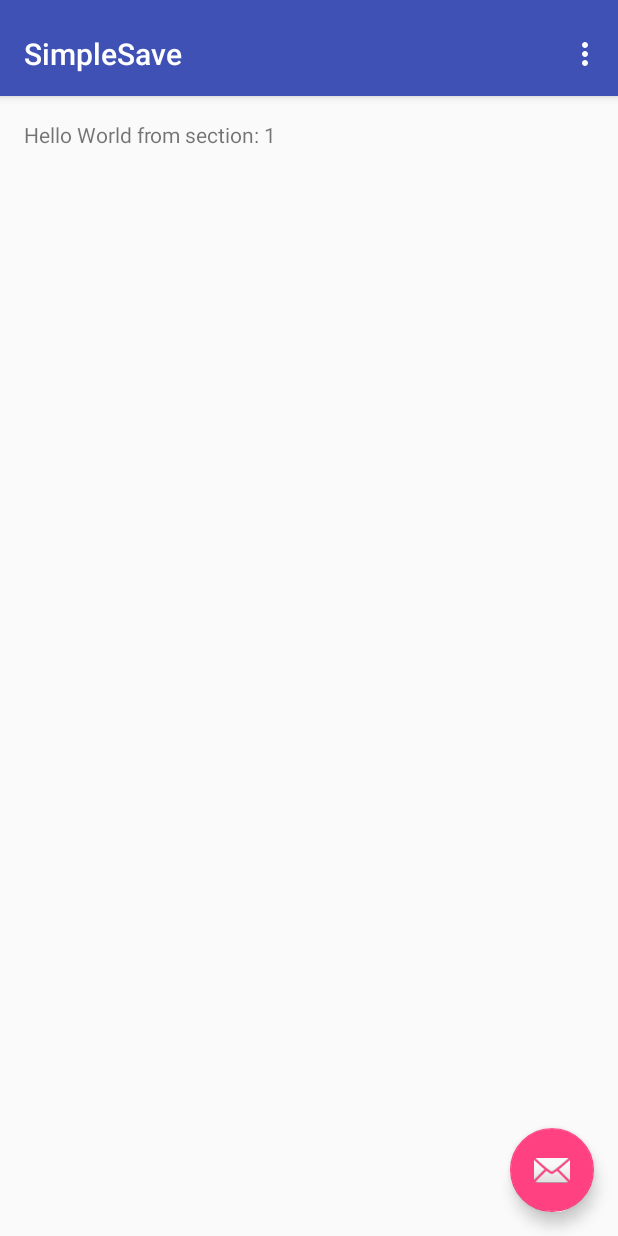
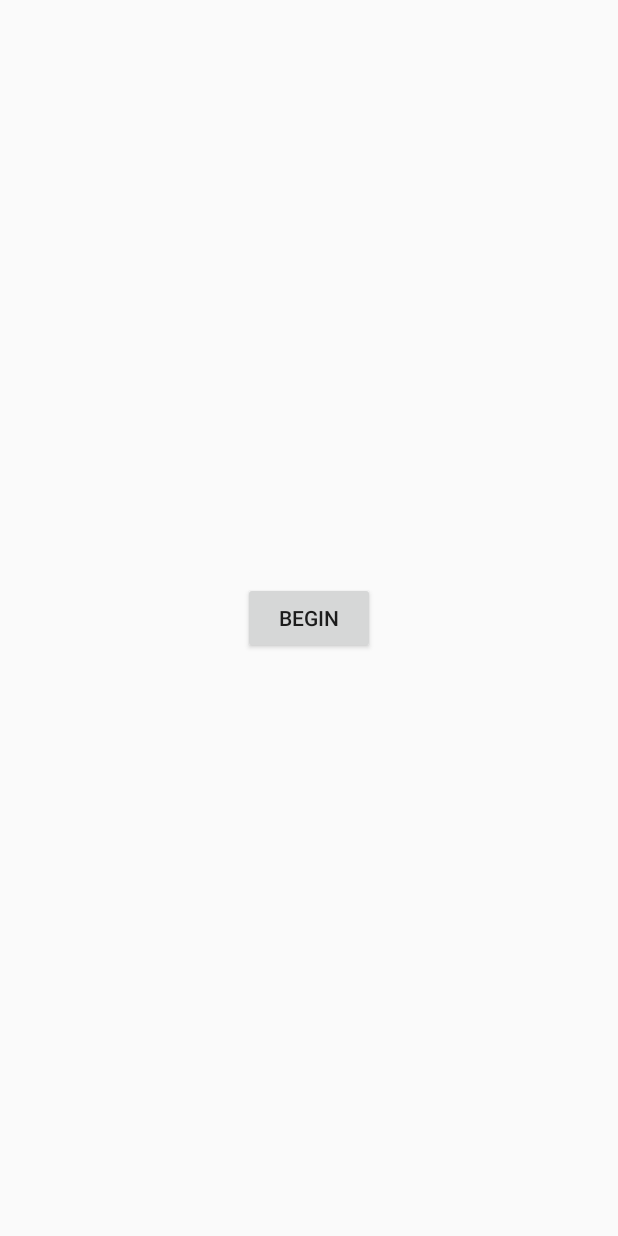
Before and after one commit to ZmanHsiao/SimpleSave, an Android app: the screen it shows after launch (MainActivity), on a phone screen of 412 x 824 dp. Run offline under Robolectric (Android 15) with nearby library versions, the phone set to English and light mode, and no system bars.

Commit message:
added basic entry info pages

```diff
--- a/app/src/main/java/com/example/simplesave/MainActivity.java
+++ b/app/src/main/java/com/example/simplesave/MainActivity.java
@@ -1,145 +1,29 @@
 package com.example.simplesave;
 
-import android.support.design.widget.FloatingActionButton;
-import android.support.design.widget.Snackbar;
+
 import android.support.v7.app.AppCompatActivity;
-import android.support.v7.widget.Toolbar;
 
-import android.support.v4.app.Fragment;
-import android.support.v4.app.FragmentManager;
-import android.support.v4.app.FragmentPagerAdapter;
-import android.support.v4.view.ViewPager;
 import android.os.Bundle;
-import android.view.LayoutInflater;
-import android.view.Menu;
-import android.view.MenuItem;
 import android.view.View;
-import android.view.ViewGroup;
 
-import android.widget.TextView;
 
 public class MainActivity extends AppCompatActivity {
-
-    /**
-     * The {@link android.support.v4.view.PagerAdapter} that will provide
-     * fragments for each of the sections. We use a
-     * {@link FragmentPagerAdapter} derivative, which will keep every
-     * loaded fragment in memory. If this becomes too memory intensive, it
-     * may be best to switch to a
-     * {@link android.support.v4.app.FragmentStatePagerAdapter}.
-     */
-    private SectionsPagerAdapter mSectionsPagerAdapter;
-
-    /**
-     * The {@link ViewPager} that will host the section contents.
-     */
-    private ViewPager mViewPager;
 
     @Override
     protected void onCreate(Bundle savedInstanceState) {
         super.onCreate(savedInstanceState);
         setContentView(R.layout.activity_main);
-
-        Toolbar toolbar = (Toolbar) findViewById(R.id.toolbar);
-        setSupportActionBar(toolbar);
-        // Create the adapter that will return a fragment for each of the three
-        // primary sections of the activity.
-        mSectionsPagerAdapter = new SectionsPagerAdapter(getSupportFragmentManager());
-
-        // Set up the ViewPager with the sections adapter.
-        mViewPager = (ViewPager) findViewById(R.id.container);
-        mViewPager.setAdapter(mSectionsPagerAdapter);
-
-        FloatingActionButton fab = (FloatingActionButton) findViewById(R.id.fab);
-        fab.setOnClickListener(new View.OnClickListener() {
-            @Override
-            public void onClick(View view) {
-                Snackbar.make(view, "Replace with your own action", Snackbar.LENGTH_LONG)
-                        .setAction("Action", null).show();
-            }
-        });
-
     }
 
-
-    @Override
-    public boolean onCreateOptionsMenu(Menu menu) {
-        // Inflate the menu; this adds items to the action bar if it is present.
-        getMenuInflater().inflate(R.menu.menu_main, menu);
-        return true;
+    public void begin(View view) {
+        setContentView(R.layout.income_finance);
     }
 
-    @Override
-    public boolean onOptionsItemSelected(MenuItem item) {
-        // Handle action bar item clicks here. The action bar will
-        // automatically handle clicks on the Home/Up button, so long
-        // as you specify a parent activity in AndroidManifest.xml.
-        int id = item.getItemId();
-
-        //noinspection SimplifiableIfStatement
-        if (id == R.id.action_settings) {
-            return true;
-        }
-
-        return super.onOptionsItemSelected(item);
+    public void next(View view) {
+        setContentView(R.layout.expense_finance);
     }
 
-    /**
-     * A placeholder fragment containing a simple view.
-     */
-    public static class PlaceholderFragment extends Fragment {
-        /**
-         * The fragment argument representing the section number for this
-         * fragment.
-         */
-        private static final String ARG_SECTION_NUMBER = "section_number";
-
-        public PlaceholderFragment() {
-        }
-
-        /**
-         * Returns a new instance of this fragment for the given section
-         * number.
-         */
-        public static PlaceholderFragment newInstance(int sectionNumber) {
-            PlaceholderFragment fragment = new PlaceholderFragment();
-            Bundle args = new Bundle();
-            args.putInt(ARG_SECTION_NUMBER, sectionNumber);
-            fragment.setArguments(args);
-            return fragment;
-        }
-
-        @Override
-        public View onCreateView(LayoutInflater inflater, ViewGroup container,
-                                 Bundle savedInstanceState) {
-            View rootView = inflater.inflate(R.layout.fragment_main, container, false);
-            TextView textView = (TextView) rootView.findViewById(R.id.section_label);
-            textView.setText(getString(R.string.section_format, getArguments().getInt(ARG_SECTION_NUMBER)));
-            return rootView;
-        }
-    }
-
-    /**
-     * A {@link FragmentPagerAdapter} that returns a fragment corresponding to
-     * one of the sections/tabs/pages.
-     */
-    public class SectionsPagerAdapter extends FragmentPagerAdapter {
-
-        public SectionsPagerAdapter(FragmentManager fm) {
-            super(fm);
-        }
-
-        @Override
-        public Fragment getItem(int position) {
-            // getItem is called to instantiate the fragment for the given page.
-            // Return a PlaceholderFragment (defined as a static inner class below).
-            return PlaceholderFragment.newInstance(position + 1);
-        }
-
-        @Override
-        public int getCount() {
-            // Show 3 total pages.
-            return 3;
-        }
+    public void selectPlan(View view) {
+        setContentView(R.layout.select_plan);
     }
 }
--- a/app/src/main/res/layout/activity_main.xml
+++ b/app/src/main/res/layout/activity_main.xml
@@ -1,46 +1,25 @@
 <?xml version="1.0" encoding="utf-8"?>
-<android.support.design.widget.CoordinatorLayout xmlns:android="http://schemas.android.com/apk/res/android"
+<android.support.constraint.ConstraintLayout
+    xmlns:android="http://schemas.android.com/apk/res/android"
     xmlns:app="http://schemas.android.com/apk/res-auto"
     xmlns:tools="http://schemas.android.com/tools"
-    android:id="@+id/main_content"
     android:layout_width="match_parent"
-    android:layout_height="match_parent"
-    android:fitsSystemWindows="true"
-    tools:context=".MainActivity">
+    android:layout_height="match_parent">
 
-    <android.support.design.widget.AppBarLayout
-        android:id="@+id/appbar"
-        android:layout_width="match_parent"
-        android:layout_height="wrap_content"
-        android:paddingTop="@dimen/appbar_padding_top"
-        android:theme="@style/AppTheme.AppBarOverlay">
-
-        <android.support.v7.widget.Toolbar
-            android:id="@+id/toolbar"
-            android:layout_width="match_parent"
-            android:layout_height="?attr/actionBarSize"
-            android:layout_weight="1"
-            android:background="?attr/colorPrimary"
-            app:layout_scrollFlags="scroll|enterAlways"
-            app:popupTheme="@style/AppTheme.PopupOverlay"
-            app:title="@string/app_name">
-
-        </android.support.v7.widget.Toolbar>
-
-    </android.support.design.widget.AppBarLayout>
-
-    <android.support.v4.view.ViewPager
-        android:id="@+id/container"
-        android:layout_width="match_parent"
-        android:layout_height="match_parent"
-        app:layout_behavior="@string/appbar_scrolling_view_behavior" />
-
-    <android.support.design.widget.FloatingActionButton
-        android:id="@+id/fab"
+    <Button
+        android:id="@+id/Start"
         android:layout_width="wrap_content"
         android:layout_height="wrap_content"
-        android:layout_gravity="end|bottom"
-        android:layout_margin="@dimen/fab_margin"
-        app:srcCompat="@android:drawable/ic_dialog_email" />
-
-</android.support.design.widget.CoordinatorLayout>
+        android:layout_marginBottom="8dp"
+        android:layout_marginEnd="8dp"
+        android:layout_marginLeft="8dp"
+        android:layout_marginRight="8dp"
+        android:layout_marginStart="8dp"
+        android:layout_marginTop="8dp"
+        android:onClick="begin"
+        android:text="Begin"
+        app:layout_constraintBottom_toBottomOf="parent"
+        app:layout_constraintEnd_toEndOf="parent"
+        app:layout_constraintStart_toStartOf="parent"
+        app:layout_constraintTop_toTopOf="parent" />
+</android.support.constraint.ConstraintLayout>
--- a/app/src/main/res/layout/fragment_main.xml
+++ /dev/null
@@ -1,23 +0,0 @@
-<?xml version="1.0" encoding="utf-8"?>
-<android.support.constraint.ConstraintLayout xmlns:android="http://schemas.android.com/apk/res/android"
-    xmlns:app="http://schemas.android.com/apk/res-auto"
-    xmlns:tools="http://schemas.android.com/tools"
-    android:id="@+id/constraintLayout"
-    android:layout_width="match_parent"
-    android:layout_height="match_parent"
-    tools:context=".MainActivity$PlaceholderFragment">
-
-    <TextView
-        android:id="@+id/section_label"
-        android:layout_width="wrap_content"
-        android:layout_height="wrap_content"
-        android:layout_marginBottom="@dimen/activity_vertical_margin"
-        android:layout_marginEnd="@dimen/activity_horizontal_margin"
-        android:layout_marginStart="@dimen/activity_horizontal_margin"
-        android:layout_marginTop="@dimen/activity_vertical_margin"
-        app:layout_constraintLeft_toLeftOf="parent"
-        app:layout_constraintTop_toTopOf="@+id/constraintLayout"
-        tools:layout_constraintLeft_creator="1"
-        tools:layout_constraintTop_creator="1" />
-
-</android.support.constraint.ConstraintLayout>
--- a/app/src/main/res/values/strings.xml
+++ b/app/src/main/res/values/strings.xml
@@ -1,5 +1,9 @@
 <resources>
     <string name="app_name">SimpleSave</string>
     <string name="action_settings">Settings</string>
-    <string name="section_format">Hello World from section: %1$d</string>
+    <string name="balance">Current Balance</string>
+    <string name="aid">Financial Aid</string>
+    <string name="parents">Parent Contribution</string>
+    <string name="wage">Job Wage</string>
+    <string name="hoursperweek">Hours / Week</string>
 </resources>
```
Also changed, not shown: app/src/main/res/layout/expense_finance.xml (added, +118 -0 lines), app/src/main/res/layout/income_finance.xml (added, +114 -0 lines), app/src/main/res/layout/select_plan.xml (added, +72 -0 lines).
